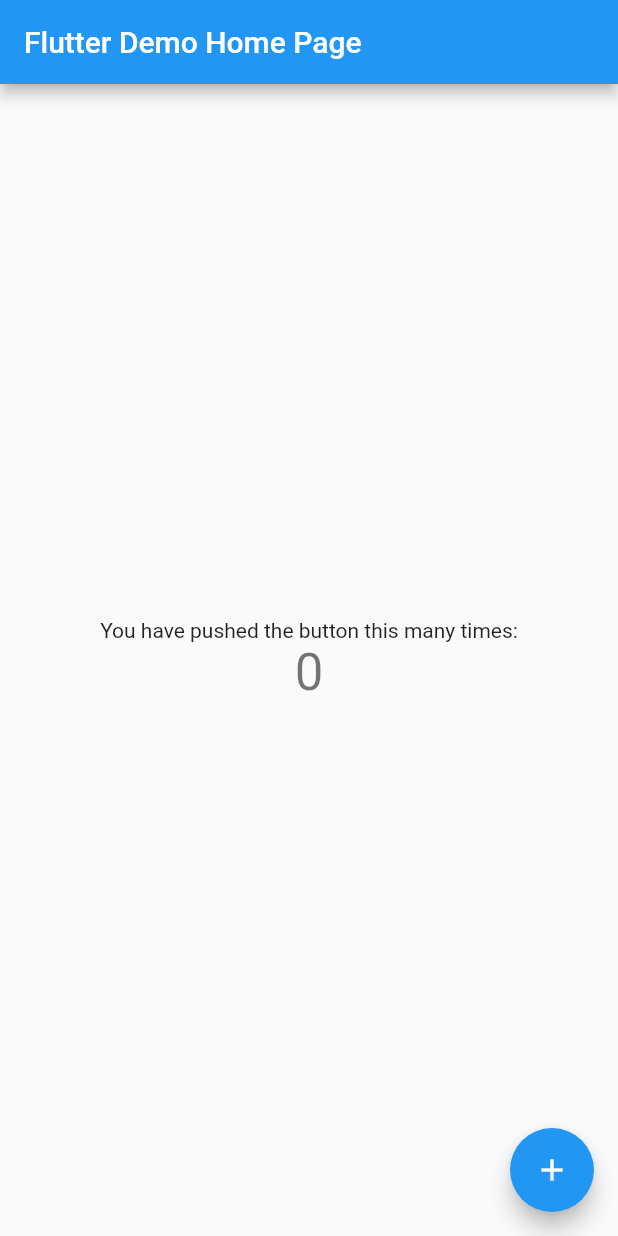
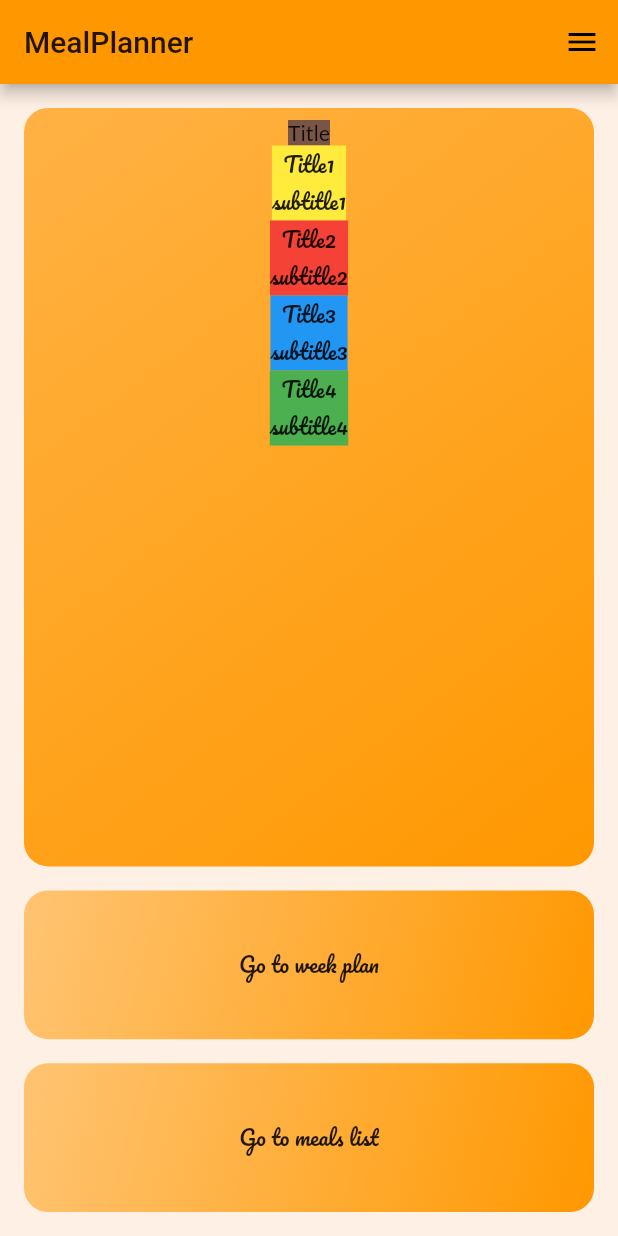
Before and after one commit to jacek-kaminski/flutter-meal-planner, a Flutter app: the screen it shows after launch, on a phone screen of 412 x 824 dp. Run offline on Flutter 3.47's test engine with Material 2 defaults, Android fonts, the phone set to English and light mode, and no system bars; our stand-ins replace google_fonts.

Commit message:
Work in progress

```diff
--- /dev/null
+++ b/lib/assets/strings.dart
@@ -0,0 +1,5 @@
+/// Class containing all the textual assets used in the app.
+
+class Strings {
+  static const String applicationName = "MealPlanner";
+}
--- a/lib/main.dart
+++ b/lib/main.dart
@@ -1,113 +1,25 @@
 import 'package:flutter/material.dart';
+import 'package:google_fonts/google_fonts.dart';
+import 'package:meal_planner/widgets/home_screen.dart';
+
+import '../assets/strings.dart';
 
 void main() {
   runApp(MyApp());
 }
 
 class MyApp extends StatelessWidget {
-  // This widget is the root of your application.
   @override
   Widget build(BuildContext context) {
     return MaterialApp(
       title: 'Flutter Demo',
       theme: ThemeData(
-        // This is the theme of your application.
-        //
-        // Try running your application with "flutter run". You'll see the
-        // application has a blue toolbar. Then, without quitting the app, try
-        // changing the primarySwatch below to Colors.green and then invoke
-        // "hot reload" (press "r" in the console where you ran "flutter run",
-        // or simply save your changes to "hot reload" in a Flutter IDE).
-        // Notice that the counter didn't reset back to zero; the application
-        // is not restarted.
-        primarySwatch: Colors.blue,
+        textTheme: GoogleFonts.pacificoTextTheme(),
+        primarySwatch: Colors.orange,
+        accentColor: Colors.indigo,
+        canvasColor: Color.fromRGBO(255, 240, 229, 1),
       ),
-      home: MyHomePage(title: 'Flutter Demo Home Page'),
+      home: HomeScreen(),
     );
   }
 }
-
-class MyHomePage extends StatefulWidget {
-  MyHomePage({Key? key, required this.title}) : super(key: key);
-
-  // This widget is the home page of your application. It is stateful, meaning
-  // that it has a State object (defined below) that contains fields that affect
-  // how it looks.
-
-  // This class is the configuration for the state. It holds the values (in this
-  // case the title) provided by the parent (in this case the App widget) and
-  // used by the build method of the State. Fields in a Widget subclass are
-  // always marked "final".
-
-  final String title;
-
-  @override
-  _MyHomePageState createState() => _MyHomePageState();
-}
-
-class _MyHomePageState extends State<MyHomePage> {
-  int _counter = 0;
-
-  void _incrementCounter() {
-    setState(() {
-      // This call to setState tells the Flutter framework that something has
-      // changed in this State, which causes it to rerun the build method below
-      // so that the display can reflect the updated values. If we changed
-      // _counter without calling setState(), then the build method would not be
-      // called again, and so nothing would appear to happen.
-      _counter++;
-    });
-  }
-
-  @override
-  Widget build(BuildContext context) {
-    // This method is rerun every time setState is called, for instance as done
-    // by the _incrementCounter method above.
-    //
-    // The Flutter framework has been optimized to make rerunning build methods
-    // fast, so that you can just rebuild anything that needs updating rather
-    // than having to individually change instances of widgets.
-    return Scaffold(
-      appBar: AppBar(
-        // Here we take the value from the MyHomePage object that was created by
-        // the App.build method, and use it to set our appbar title.
-        title: Text(widget.title),
-      ),
-      body: Center(
-        // Center is a layout widget. It takes a single child and positions it
-        // in the middle of the parent.
-        child: Column(
-          // Column is also a layout widget. It takes a list of children and
-          // arranges them vertically. By default, it sizes itself to fit its
-          // children horizontally, and tries to be as tall as its parent.
-          //
-          // Invoke "debug painting" (press "p" in the console, choose the
-          // "Toggle Debug Paint" action from the Flutter Inspector in Android
-          // Studio, or the "Toggle Debug Paint" command in Visual Studio Code)
-          // to see the wireframe for each widget.
-          //
-          // Column has various properties to control how it sizes itself and
-          // how it positions its children. Here we use mainAxisAlignment to
-          // center the children vertically; the main axis here is the vertical
-          // axis because Columns are vertical (the cross axis would be
-          // horizontal).
-          mainAxisAlignment: MainAxisAlignment.center,
-          children: <Widget>[
-            Text(
-              'You have pushed the button this many times:',
-            ),
-            Text(
-              '$_counter',
-              style: Theme.of(context).textTheme.headline4,
-            ),
-          ],
-        ),
-      ),
-      floatingActionButton: FloatingActionButton(
-        onPressed: _incrementCounter,
-        tooltip: 'Increment',
-        child: Icon(Icons.add),
-      ), // This trailing comma makes auto-formatting nicer for build methods.
-    );
-  }
-}
--- /dev/null
+++ b/lib/utils/general_helper.dart
@@ -0,0 +1,13 @@
+import 'package:flutter/cupertino.dart';
+import 'package:flutter/material.dart';
+
+class GeneralHelper {
+  /// Returns height dimen as a proportional value of available content view.
+  static double getProportionalContentHeight(
+      MediaQueryData mediaQuery, AppBar appBar, double aspectRatio) {
+    return (mediaQuery.size.height -
+            appBar.preferredSize.height -
+            mediaQuery.padding.top) *
+        aspectRatio;
+  }
+}
--- /dev/null
+++ b/lib/widgets/card_button.dart
@@ -0,0 +1,34 @@
+import 'package:flutter/material.dart';
+import 'package:google_fonts/google_fonts.dart';
+
+class CardButton extends StatelessWidget {
+  final String buttonText;
+
+  CardButton(this.buttonText);
+
+  @override
+  Widget build(BuildContext context) {
+    return Container(
+      decoration: BoxDecoration(
+        gradient: LinearGradient(
+          colors: [
+            Theme.of(context).primaryColor.withOpacity(0.5),
+            Theme.of(context).primaryColor,
+          ],
+          begin: Alignment.topLeft,
+          end: Alignment.bottomRight,
+        ),
+        borderRadius: BorderRadius.circular(16),
+      ),
+      margin: EdgeInsets.fromLTRB(16, 0, 16, 16),
+      child: Padding(
+        padding: const EdgeInsets.all(8.0),
+        child: Center(
+            child: Text(
+          buttonText,
+          style: GoogleFonts.pacifico(),
+        )),
+      ),
+    );
+  }
+}
--- /dev/null
+++ b/lib/widgets/home_screen.dart
@@ -0,0 +1,173 @@
+import 'package:flutter/material.dart';
+import 'package:intl/intl.dart';
+
+import 'package:meal_planner/assets/strings.dart';
+import 'package:meal_planner/utils/general_helper.dart';
+import 'package:meal_planner/widgets/card_button.dart';
+import 'package:meal_planner/widgets/menu.dart';
+
+class HomeScreen extends StatelessWidget {
+  @override
+  Widget build(BuildContext context) {
+    final weekDays = [
+      'M',
+      'T',
+      'W',
+      'T',
+      'F',
+      'S',
+      'S',
+    ];
+    final mediaQuery = MediaQuery.of(context);
+    final appBar = AppBar(title: const Text(Strings.applicationName), actions: [
+      PopupMenuButton(
+        icon: Icon(
+          Icons.menu,
+        ),
+        itemBuilder: (_) => [
+          PopupMenuItem(
+            child: Text('Option 1'),
+            value: 1,
+          ),
+          PopupMenuItem(
+            child: Text('Option 2'),
+            value: 2,
+          ),
+          PopupMenuItem(
+            child: Text('Option 2'),
+            value: 3,
+          )
+        ],
+      ),
+    ]);
+
+    return Scaffold(
+      appBar: appBar,
+      body: Column(
+        mainAxisAlignment: MainAxisAlignment.spaceBetween,
+        crossAxisAlignment: CrossAxisAlignment.stretch,
+        children: [
+          Container(
+              height: GeneralHelper.getProportionalContentHeight(
+                  mediaQuery, appBar, 0.7),
+              child: Menu()),
+          Container(
+              height: GeneralHelper.getProportionalContentHeight(
+                  mediaQuery, appBar, 0.15),
+              child: CardButton('Go to week plan')),
+          Container(
+              height: GeneralHelper.getProportionalContentHeight(
+                  mediaQuery, appBar, 0.15),
+              child: CardButton('Go to meals list')),
+        ],
+      ),
+    );
+
+    // return Scaffold(
+    //     appBar: appBar,
+    //     body: Column(
+    //       mainAxisAlignment: MainAxisAlignment.start,
+    //       crossAxisAlignment: CrossAxisAlignment.stretch,
+    //       children: [
+    //         Container(
+    //           height: GeneralHelper.getProportionalContentHeight(
+    //               mediaQuery, appBar, 0.1),
+    //           child: Padding(
+    //             padding: EdgeInsets.all(10),
+    //             child: Row(
+    //               mainAxisAlignment: MainAxisAlignment.spaceAround,
+    //               children: weekDays
+    //                   .map((item) => Card(
+    //                         elevation: 8,
+    //                         shape: CircleBorder(),
+    //                         child: CircleAvatar(
+    //                           backgroundColor: weekDays.indexOf(item) ==
+    //                                   DateTime.now().weekday - 1
+    //                               ? Colors.orange
+    //                               : Colors.blue,
+    //                           radius: 15,
+    //                           child: Padding(
+    //                             padding: EdgeInsets.all(4),
+    //                             child: Text(
+    //                               item,
+    //                               style: TextStyle(
+    //                                   color: Colors.white,
+    //                                   fontWeight: FontWeight.bold),
+    //                             ),
+    //                           ),
+    //                         ),
+    //                       ))
+    //                   .toList(),
+    //             ),
+    //           ),
+    //         ),
+    //         Container(
+    //           height: GeneralHelper.getProportionalContentHeight(
+    //               mediaQuery, appBar, 0.6),
+    //           child: Column(
+    //             children: [
+    //               Container(
+    //                   padding: EdgeInsets.all(10),
+    //                   child: Text(
+    //                     'Today\'s Menu',
+    //                     style: TextStyle(
+    //                       fontSize: 24,
+    //                       fontWeight: FontWeight.bold,
+    //                     ),
+    //                   )),
+    //               Expanded(
+    //                 child: ListView.builder(
+    //                   itemBuilder: (ctx, index) {
+    //                     return Card(
+    //                       elevation: 4,
+    //                       margin:
+    //                           EdgeInsets.symmetric(vertical: 5, horizontal: 10),
+    //                       child: ListTile(
+    //                         leading: Padding(
+    //                           padding: EdgeInsets.all(4),
+    //                           child: Icon(
+    //                             Icons.fastfood,
+    //                             size: 32,
+    //                           ),
+    //                         ),
+    //                         title:
+    //                             Text('Sample description of delicious meal.'),
+    //                         subtitle: Text('Breakfast'),
+    //                       ),
+    //                     );
+    //                   },
+    //                   itemCount: 4,
+    //                 ),
+    //               )
+    //             ],
+    //           ),
+    //         ),
+    //         Container(
+    //           height: GeneralHelper.getProportionalContentHeight(
+    //               mediaQuery, appBar, 0.3),
+    //           child: GridView(
+    //             padding: const EdgeInsets.all(10),
+    //             children: ['Option1', 'Option2', 'Option3', 'Option4']
+    //                 .map((item) => InkWell(
+    //                       borderRadius: BorderRadius.circular(15),
+    //                       child: Container(
+    //                           decoration: BoxDecoration(
+    //                               color: Colors.yellow,
+    //                               borderRadius: BorderRadius.circular(15)),
+    //                           padding: EdgeInsets.all(15),
+    //                           child: Text(item)),
+    //                     ))
+    //                 .toList(),
+    //             gridDelegate: SliverGridDelegateWithMaxCrossAxisExtent(
+    //               maxCrossAxisExtent: 200,
+    //               mainAxisExtent: 80,
+    //               childAspectRatio: 1,
+    //               crossAxisSpacing: 10,
+    //               mainAxisSpacing: 10,
+    //             ),
+    //           ),
+    //         ),
+    //       ],
+    //     ));
+  }
+}
--- /dev/null
+++ b/lib/widgets/menu.dart
@@ -0,0 +1,60 @@
+import 'package:flutter/material.dart';
+import 'package:google_fonts/google_fonts.dart';
+
+class Menu extends StatelessWidget {
+  @override
+  Widget build(BuildContext context) {
+    return Container(
+      decoration: BoxDecoration(
+        gradient: LinearGradient(
+          colors: [
+            Theme.of(context).primaryColor.withOpacity(0.7),
+            Theme.of(context).primaryColor,
+          ],
+          begin: Alignment.topLeft,
+          end: Alignment.bottomRight,
+        ),
+        borderRadius: BorderRadius.circular(16),
+      ),
+      margin: EdgeInsets.fromLTRB(16, 16, 16, 16),
+      child: Padding(
+        padding: const EdgeInsets.all(8.0),
+        child: Column(
+          children: [
+            Container(
+              child: Text(
+                'Title',
+                style: GoogleFonts.lato(),
+              ),
+              color: Colors.brown,
+            ),
+            Container(
+              child: Column(
+                children: [Text('Title1'), Text('subtitle1')],
+              ),
+              color: Colors.yellow,
+            ),
+            Container(
+              child: Column(
+                children: [Text('Title2'), Text('subtitle2')],
+              ),
+              color: Colors.red,
+            ),
+            Container(
+              child: Column(
+                children: [Text('Title3'), Text('subtitle3')],
+              ),
+              color: Colors.blue,
+            ),
+            Container(
+              child: Column(
+                children: [Text('Title4'), Text('subtitle4')],
+              ),
+              color: Colors.green,
+            )
+          ],
+        ),
+      ),
+    );
+  }
+}
--- a/pubspec.yaml
+++ b/pubspec.yaml
@@ -28,6 +28,8 @@
   # The following adds the Cupertino Icons font to your application.
   # Use with the CupertinoIcons class for iOS style icons.
   cupertino_icons: ^1.0.2
+  intl: ^0.17.0
+  google_fonts: ^2.1.0
 
 dev_dependencies:
   flutter_test:
```
Also changed, not shown: pubspec.lock.
